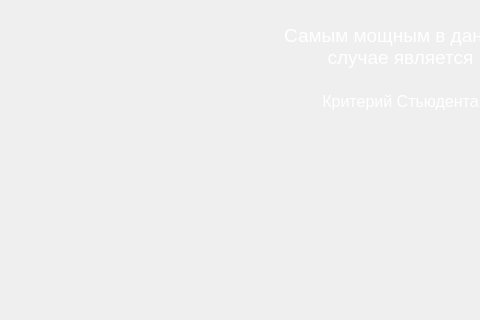
This is untitled1.ui in C1sq/PyMi as Qt 5 draws it before an edit; both pictures show x 95 to 575 and y 0 to 320 of the 660 by 505 pixel window. The edited form follows.
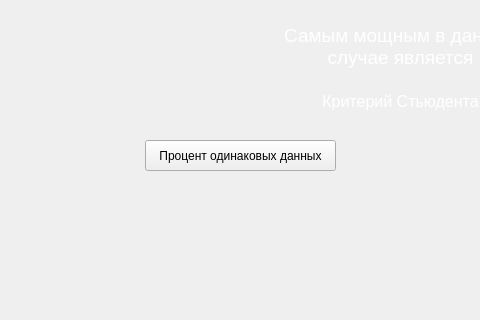
This is the edited form.

What changed in the file:
```diff
--- a/untitled1.ui
+++ b/untitled1.ui
@@ -109,6 +109,19 @@
     </rect>
    </property>
   </widget>
+  <widget class="QPushButton" name="pushButton">
+   <property name="geometry">
+    <rect>
+     <x>240</x>
+     <y>140</y>
+     <width>191</width>
+     <height>31</height>
+    </rect>
+   </property>
+   <property name="text">
+    <string>Процент одинаковых данных</string>
+   </property>
+  </widget>
  </widget>
  <resources/>
  <connections/>
```
